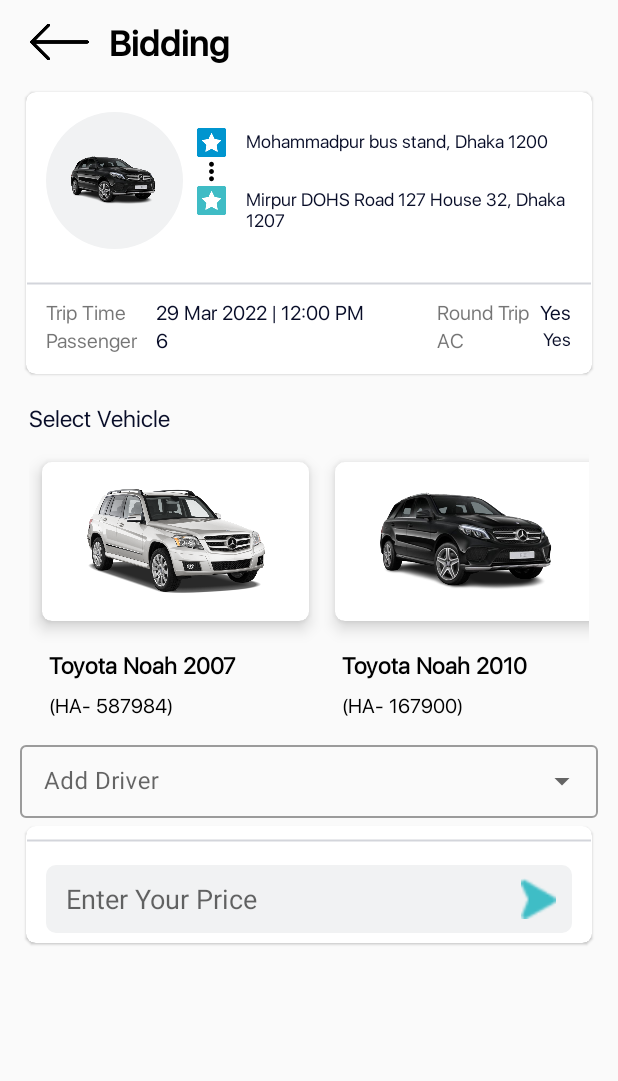
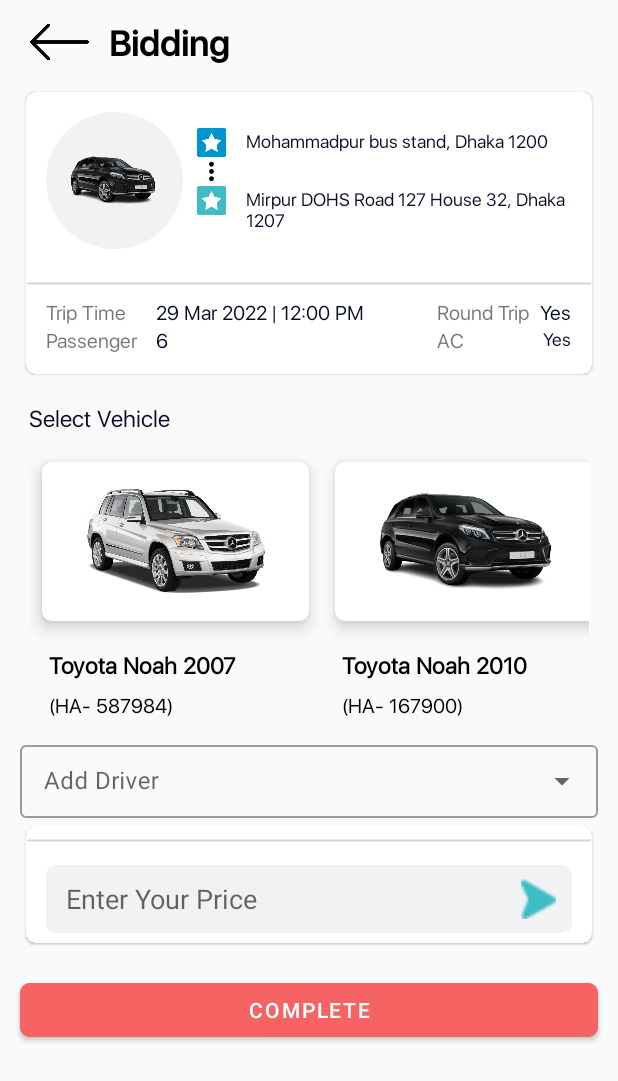
Before and after one commit to Shawon-mas/bGo_Driver, an Android app: the fragment bgoHelp placed in its activity, after a tap on "Bid on this trip", on a phone screen of 412 x 824 dp. Shown: the top 1081 px of the screen. Run offline under Robolectric (Android 15) with nearby library versions, the phone set to English and light mode, and no system bars; our stand-ins replace sdp/ssp sizes.

```diff
--- a/app/src/main/java/com/app/bgodriver/view/biddingDetails/BiddingDetails.java
+++ b/app/src/main/java/com/app/bgodriver/view/biddingDetails/BiddingDetails.java
@@ -16,12 +16,15 @@ import android.widget.Toast;
 import com.app.bgodriver.R;
 import com.app.bgodriver.adapter.MyVehicleAdapter;
 import com.app.bgodriver.databinding.ActivityBiddingDetailsBinding;
+import com.app.bgodriver.model.BidingItemClick;
 import com.app.bgodriver.model.MyVehicleModel;
+import com.app.bgodriver.model.TripModel;
 
 import java.util.ArrayList;
 
 
-public class BiddingDetails extends AppCompatActivity {
+public class BiddingDetails extends AppCompatActivity implements BidingItemClick {
+    private ArrayList<TripModel> tripModelArrayList;
     private ActivityBiddingDetailsBinding binding;
     private ArrayList<MyVehicleModel> myVehicleModelArrayList;
     private MyVehicleAdapter adapter;
@@ -35,9 +38,16 @@ public class BiddingDetails extends AppCompatActivity {
         super.onCreate(savedInstanceState);
         binding = ActivityBiddingDetailsBinding.inflate(getLayoutInflater());
         setContentView(binding.getRoot());
+        clickListeners();
         addDriver();
         implementRecycler();
         setBiddingData();
+    }
+
+    private void clickListeners() {
+        binding.biddingBack.setOnClickListener(v -> {
+            onBackPressed();
+        });
     }
 
     private void addDriver() {
@@ -88,4 +98,9 @@ public class BiddingDetails extends AppCompatActivity {
 
 
     }
+
+    @Override
+    public void onBidClick(int position) {
+
+    }
 }
--- /dev/null
+++ b/app/src/main/java/com/app/bgodriver/view/homeFragmentsUi/settingsChildFragmentsUi/bGoHelp/Test.java
@@ -0,0 +1,66 @@
+package com.app.bgodriver.view.homeFragmentsUi.settingsChildFragmentsUi.bGoHelp;
+
+import android.os.Bundle;
+
+import androidx.fragment.app.Fragment;
+
+import android.view.LayoutInflater;
+import android.view.View;
+import android.view.ViewGroup;
+
+import com.app.bgodriver.R;
+
+/**
+ * A simple {@link Fragment} subclass.
+ * Use the {@link Test#newInstance} factory method to
+ * create an instance of this fragment.
+ */
+public class Test extends Fragment {
+
+    // TODO: Rename parameter arguments, choose names that match
+    // the fragment initialization parameters, e.g. ARG_ITEM_NUMBER
+    private static final String ARG_PARAM1 = "param1";
+    private static final String ARG_PARAM2 = "param2";
+
+    // TODO: Rename and change types of parameters
+    private String mParam1;
+    private String mParam2;
+
+    public Test() {
+        // Required empty public constructor
+    }
+
+    /**
+     * Use this factory method to create a new instance of
+     * this fragment using the provided parameters.
+     *
+     * @param param1 Parameter 1.
+     * @param param2 Parameter 2.
+     * @return A new instance of fragment Test.
+     */
+    // TODO: Rename and change types and number of parameters
+    public static Test newInstance(String param1, String param2) {
+        Test fragment = new Test();
+        Bundle args = new Bundle();
+        args.putString(ARG_PARAM1, param1);
+        args.putString(ARG_PARAM2, param2);
+        fragment.setArguments(args);
+        return fragment;
+    }
+
+    @Override
+    public void onCreate(Bundle savedInstanceState) {
+        super.onCreate(savedInstanceState);
+        if (getArguments() != null) {
+            mParam1 = getArguments().getString(ARG_PARAM1);
+            mParam2 = getArguments().getString(ARG_PARAM2);
+        }
+    }
+
+    @Override
+    public View onCreateView(LayoutInflater inflater, ViewGroup container,
+                             Bundle savedInstanceState) {
+        // Inflate the layout for this fragment
+        return inflater.inflate(R.layout.fragment_test, container, false);
+    }
+}
--- a/app/src/main/java/com/app/bgodriver/view/homeFragmentsUi/settingsChildFragmentsUi/bGoHelp/bgoHelp.java
+++ b/app/src/main/java/com/app/bgodriver/view/homeFragmentsUi/settingsChildFragmentsUi/bGoHelp/bgoHelp.java
@@ -34,7 +34,7 @@ public class bgoHelp extends Fragment implements ItemClick {
         // Inflate the layout for this fragment
                 binding=FragmentBgoHelpBinding.inflate(inflater,container,false);
                 implementRecycler();
-        Fragment fragment=new AvailableTrips();
+        Fragment fragment=new Test();
         FragmentTransaction transaction = getFragmentManager().beginTransaction();
         transaction.setCustomAnimations(R.anim.fade_in,R.anim.fade_out);
         transaction.replace(R.id.help_container, fragment);
@@ -62,7 +62,7 @@ public class bgoHelp extends Fragment implements ItemClick {
         switch (position)
         {
             case 0:
-                Fragment fragment=new AvailableTrips();
+                Fragment fragment=new Test();
                 FragmentTransaction transaction = getFragmentManager().beginTransaction();
                 transaction.setCustomAnimations(R.anim.fade_in,R.anim.fade_out);
                 transaction.replace(R.id.help_container, fragment);
@@ -71,7 +71,7 @@ public class bgoHelp extends Fragment implements ItemClick {
 
                 break;
             case 1:
-                Fragment fragment1=new DriverList();
+                Fragment fragment1=new Test();
                 FragmentTransaction transaction1 = getFragmentManager().beginTransaction();
                 transaction1.setCustomAnimations(R.anim.fade_in,R.anim.fade_out);
                 transaction1.replace(R.id.help_container, fragment1);
--- a/app/src/main/res/layout/activity_bidding_details.xml
+++ b/app/src/main/res/layout/activity_bidding_details.xml
@@ -290,7 +290,15 @@
                 </LinearLayout>
             </com.google.android.material.card.MaterialCardView>
 
-
+            <com.google.android.material.button.MaterialButton
+                android:layout_marginTop="15dp"
+                android:id="@+id/done"
+                app:cornerRadius="@dimen/_5sdp"
+                android:layout_width="match_parent"
+                android:layout_height="wrap_content"
+                android:layout_marginHorizontal="@dimen/_10sdp"
+                android:backgroundTint="@color/bGo_extraColor"
+                android:text="Complete" />
         </LinearLayout>
 
     </androidx.core.widget.NestedScrollView>
```
Also changed, not shown: app/src/main/AndroidManifest.xml (+4 -4 lines), app/src/main/res/layout/fragment_test.xml (added, +32 -0 lines).
